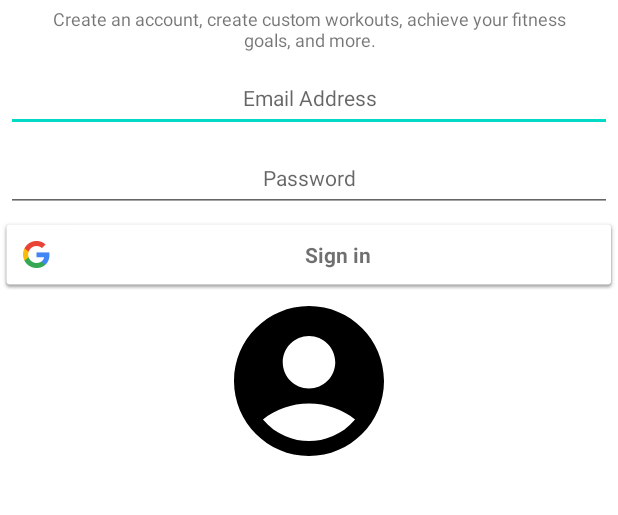
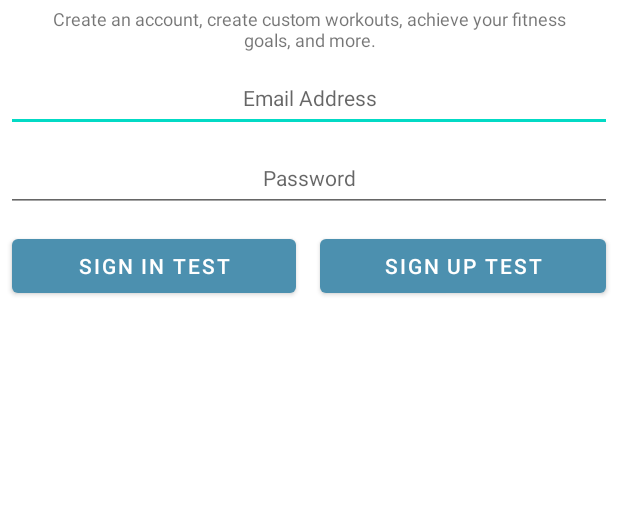
Before and after one commit to kryanbeane/strongr, an Android app: the screen it shows after launch (LoginActivity), on a phone screen of 412 x 824 dp, the part 181-696 px from its top. Run offline under Robolectric (Android 15) with nearby library versions, the light colour scheme and no system bars; our stand-ins replace Firebase (no records; nobody signed in at launch, a user with empty details on screens opened directly), Timber; libraries missing offline, so code that uses them is left out: com.github.ajalt.timberkt, timber.log; 3 statements that could not run were skipped.

Commit message:
feat: removed google auth due to bugs and implemented email sign in

```diff
--- a/app/build.gradle
+++ b/app/build.gradle
@@ -1,7 +1,6 @@
 plugins {
     id 'com.android.application'
     id 'org.jetbrains.kotlin.android'
-    id 'com.google.android.libraries.mapsplatform.secrets-gradle-plugin'
 }
 
 android {
@@ -35,6 +34,10 @@ android {
     kotlinOptions {
         jvmTarget = '1.8'
     }
+    buildFeatures {
+        viewBinding true
+        dataBinding = true
+    }
 }
 
 dependencies {
@@ -62,6 +65,7 @@ dependencies {
     implementation 'com.google.android.material:material:1.7.0'
     implementation 'androidx.constraintlayout:constraintlayout:2.1.4'
     implementation 'com.google.firebase:firebase-auth:21.1.0'
+    implementation 'com.google.firebase:firebase-common-ktx:20.2.0'
     testImplementation 'junit:junit:4.13.2'
     androidTestImplementation 'androidx.test.ext:junit:1.1.4'
     androidTestImplementation 'androidx.test.espresso:espresso-core:3.5.0'
--- a/app/src/main/AndroidManifest.xml
+++ b/app/src/main/AndroidManifest.xml
@@ -24,8 +24,5 @@
         <activity
             android:name=".activities.WorkoutActivity"
             android:exported="false" />
-        <meta-data
-            android:name="com.google.android.geo.API_KEY"
-            android:value=""/>
     </application>
 </manifest>
--- a/app/src/main/res/layout/activity_login.xml
+++ b/app/src/main/res/layout/activity_login.xml
@@ -21,11 +21,12 @@
             android:textSize="24sp"
             app:layout_constraintTop_toTopOf="parent"
             tools:layout_editor_absoluteX="0dp" />
+
         <TextView
             android:layout_width="match_parent"
             android:layout_height="wrap_content"
+            android:layout_marginHorizontal="24dp"
             android:layout_marginVertical="4dp"
-            android:layout_marginHorizontal="24dp"
             android:text="@string/slogan"
             android:textAlignment="center"
             android:textSize="12sp"
@@ -53,28 +54,37 @@
             android:layout_height="45dp"
             android:layout_margin="4dp"
             android:autofillHints="hint"
+            android:ems="10"
             android:hint="@string/hint_password"
+            android:inputType="textPassword"
             android:maxLength="25"
             android:maxLines="1"
             android:padding="8dp"
             android:textAlignment="center"
             android:textColor="@color/colorPrimaryDark"
-            android:textSize="14sp"
-            android:ems="10"
-            android:inputType="textPassword" />
+            android:textSize="14sp" />
 
+        <LinearLayout
+            android:layout_width="match_parent"
+            android:layout_height="wrap_content"
+            android:orientation="horizontal">
 
-        <com.google.android.gms.common.SignInButton
-            android:id="@+id/googleSignInButton"
-            android:layout_width="match_parent"
-            android:layout_height="wrap_content"/>
+            <Button
+                android:id="@+id/signIn"
+                android:layout_width="189dp"
+                android:layout_height="wrap_content"
+                android:layout_margin="8dp"
+                android:text="Sign in Test" />
 
-        <ImageView
-            android:id="@+id/logo"
-            android:layout_width="120dp"
-            android:layout_height="120dp"
-            android:layout_gravity="center"
-            android:src="@drawable/baseline_account_circle_24" />
+            <Button
+                android:id="@+id/signUp"
+                android:layout_width="match_parent"
+                android:layout_height="wrap_content"
+                android:layout_margin="8dp"
+                android:includeFontPadding="true"
+                android:text="Sign up Test" />
+        </LinearLayout>
+
 
     </LinearLayout>
 
--- a/build.gradle
+++ b/build.gradle
@@ -1,8 +1,6 @@
 buildscript {
     dependencies {
         classpath 'com.google.gms:google-services:4.3.14'
-        classpath "com.google.android.libraries.mapsplatform.secrets-gradle-plugin:secrets-gradle-plugin:2.0.1"
-
     }
 }
 
```
Also changed, not shown: app/src/main/java/com/strongr/activities/LoginActivity.kt (+72 -78 lines).
